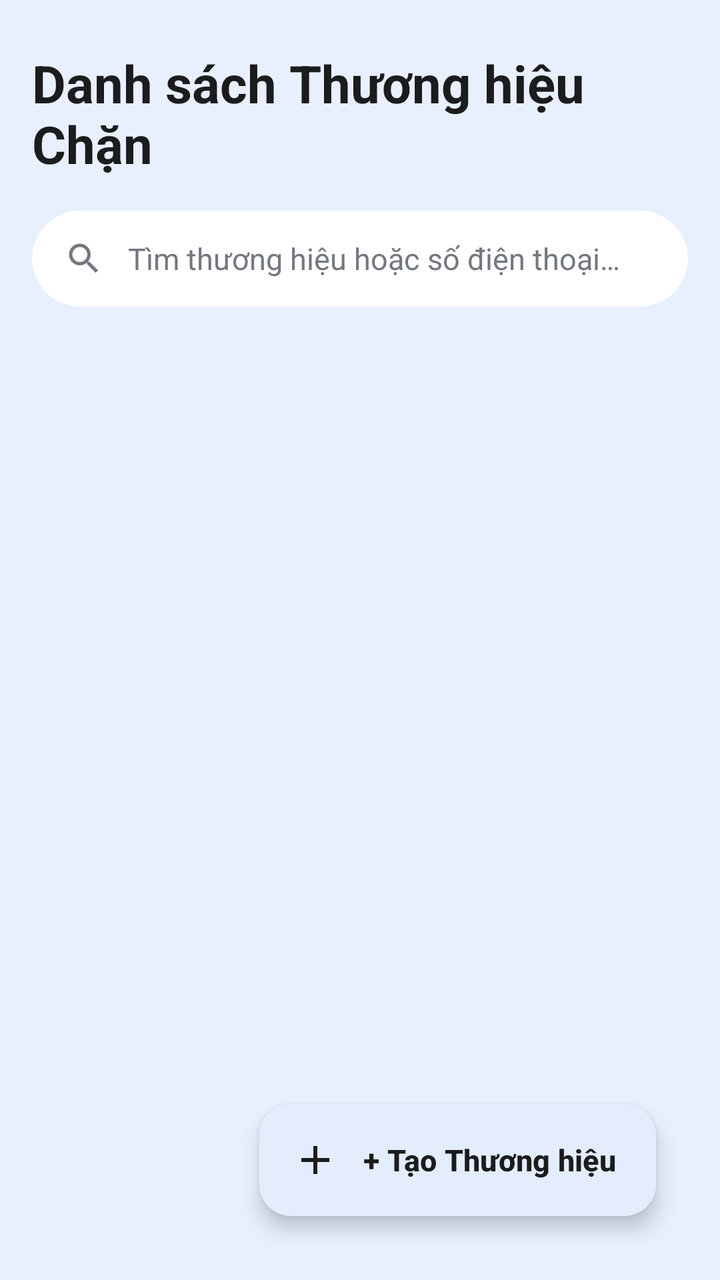
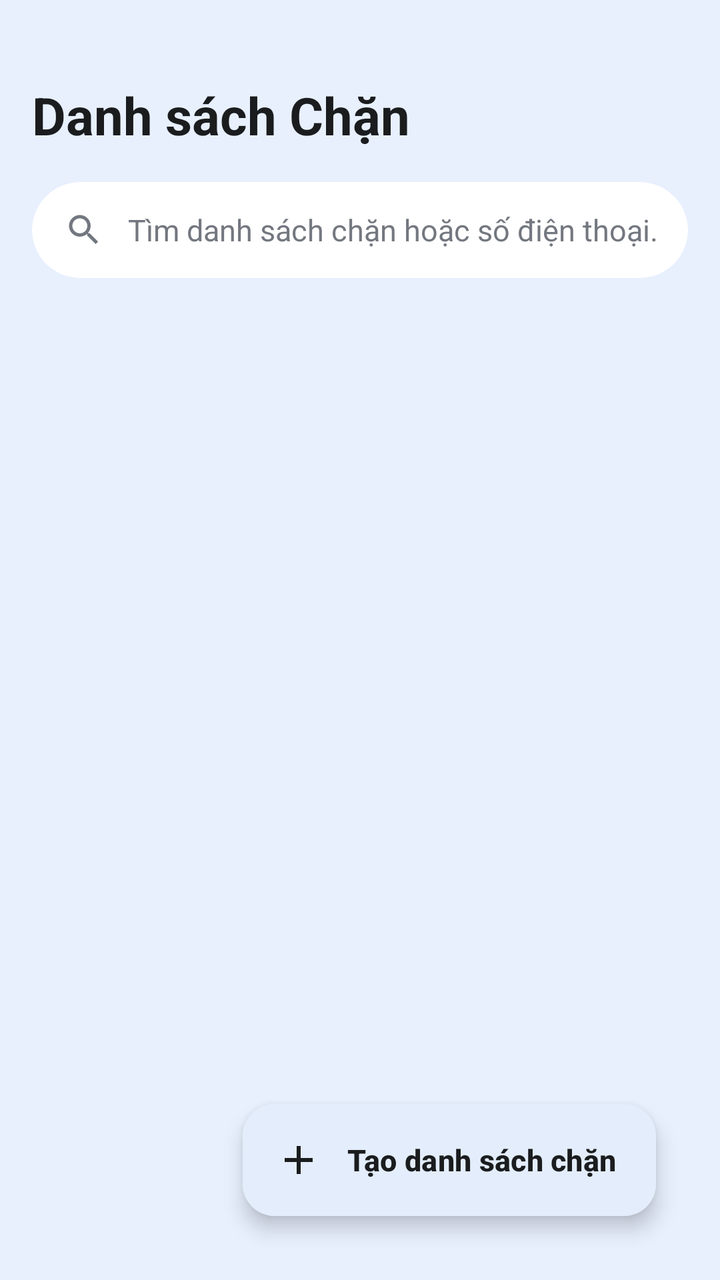

An Android layout rendered at two revisions. The XML below is the earlier revision; the diff shows what the commit changed to produce the second picture.
<!-- AndroidManifest.xml: application theme Theme.CallBlock -->
<!-- res/layout/fragment_brand_list.xml -->
<?xml version="1.0" encoding="utf-8"?>
<RelativeLayout xmlns:android="http://schemas.android.com/apk/res/android"
    xmlns:app="http://schemas.android.com/apk/res-auto"
    android:layout_width="match_parent"
    android:layout_height="match_parent"
    android:background="@color/pixel_blue_bg"
    android:padding="16dp">

    <LinearLayout
        android:layout_width="match_parent"
        android:layout_height="match_parent"
        android:orientation="vertical">

        <TextView
            android:layout_width="match_parent"
            android:layout_height="wrap_content"
            android:layout_marginTop="8dp"
            android:text="@string/brand_list_title"
            android:textColor="@color/text_primary"
            android:textSize="26sp"
            android:textStyle="bold" />

        <com.google.android.material.card.MaterialCardView
            android:layout_width="match_parent"
            android:layout_height="48dp"
            android:layout_marginTop="16dp"
            app:cardBackgroundColor="@color/pixel_card_bg"
            app:cardCornerRadius="24dp"
            app:cardElevation="0dp"
            app:strokeWidth="0dp">

            <LinearLayout
                android:layout_width="match_parent"
                android:layout_height="match_parent"
                android:gravity="center_vertical"
                android:paddingStart="16dp"
                android:paddingEnd="16dp">

                <ImageView
                    android:layout_width="20dp"
                    android:layout_height="20dp"
                    android:src="@drawable/ic_search"
                    app:tint="@color/text_muted" />

                <EditText
                    android:id="@+id/etSearchBrand"
                    android:layout_width="match_parent"
                    android:layout_height="match_parent"
                    android:layout_marginStart="12dp"
                    android:background="@null"
                    android:hint="@string/search_brand_hint"
                    android:inputType="text"
                    android:textColor="@color/text_primary"
                    android:textColorHint="@color/text_muted"
                    android:textSize="15sp" />
            </LinearLayout>
        </com.google.android.material.card.MaterialCardView>

        <androidx.recyclerview.widget.RecyclerView
            android:id="@+id/rvBrands"
            android:layout_width="match_parent"
            android:layout_height="0dp"
            android:layout_marginTop="16dp"
            android:layout_weight="1"
            android:clipToPadding="false"
            android:paddingBottom="80dp" />
    </LinearLayout>

    <com.google.android.material.floatingactionbutton.ExtendedFloatingActionButton
        android:id="@+id/fabAddBrand"
        android:layout_width="wrap_content"
        android:layout_height="wrap_content"
        android:layout_alignParentEnd="true"
        android:layout_alignParentBottom="true"
        android:layout_margin="16dp"
        android:backgroundTint="@color/pixel_card_light_blue"
        android:text="@string/btn_create_brand"
        android:textColor="@color/text_primary"
        android:textSize="15sp"
        android:textStyle="bold"
        app:cardCornerRadius="28dp"
        app:elevation="4dp"
        app:icon="@drawable/ic_add"
        app:iconTint="@color/text_primary" />

</RelativeLayout>
<!-- resources referenced by this layout -->
<resources>
  <color name="pixel_blue_bg">#E8F0FE</color>
  <color name="pixel_card_bg">#FFFFFF</color>
  <color name="pixel_card_light_blue">#E3EDFB</color>
  <color name="text_muted">#73777F</color>
  <color name="text_primary">#1A1C1E</color>
  <!-- drawable ic_add (drawable) -->
  <vector xmlns:android="http://schemas.android.com/apk/res/android"
      android:width="24dp"
      android:height="24dp"
      android:viewportWidth="24"
      android:viewportHeight="24">
      <path
          android:fillColor="#FF000000"
          android:pathData="M19,13h-6v6h-2v-6H5v-2h6V5h2v6h6v2z"/>
  </vector>
  <!-- drawable ic_search (drawable) -->
  <vector xmlns:android="http://schemas.android.com/apk/res/android"
      android:width="24dp"
      android:height="24dp"
      android:viewportWidth="24"
      android:viewportHeight="24">
      <path
          android:fillColor="#FF000000"
          android:pathData="M15.5,14h-0.79l-0.28,-0.27C15.41,12.59 16,11.11 16,9.5 16,5.91 13.09,3 9.5,3S3,5.91 3,9.5 5.91,16 9.5,16c1.61,0 3.09,-0.59 4.23,-1.57l0.27,0.28v0.79l5,4.99L20.49,19l-4.99,-5zm-6,0C7.01,14 5,11.99 5,9.5S7.01,5 9.5,5 14,7.01 14,9.5 11.99,14 9.5,14z"/>
  </vector>
  <string name="brand_list_title">Danh sách Thương hiệu Chặn</string>
  <string name="btn_create_brand">+ Tạo Thương hiệu</string>
  <string name="search_brand_hint">Tìm thương hiệu hoặc số điện thoại…</string>
  <style name="Theme.CallBlock" parent="Base.Theme.CallBlock" />
  <style name="Base.Theme.CallBlock" parent="Theme.Material3.DayNight.NoActionBar">
          
          <item name="colorPrimary">@color/primary</item>
          <item name="colorOnPrimary">@color/on_primary</item>
          <item name="colorPrimaryContainer">@color/primary_container</item>
          <item name="colorOnPrimaryContainer">@color/on_primary_container</item>
          <item name="android:statusBarColor">@color/pixel_blue_bg</item>
          <item name="android:windowLightStatusBar">true</item>
          <item name="android:windowBackground">@color/pixel_blue_bg</item>
      </style>
  <color name="primary">#2B5EA7</color>
  <color name="on_primary">#FFFFFF</color>
  <color name="primary_container">#D8E2FF</color>
  <color name="on_primary_container">#001A41</color>
</resources>

<!-- the commit's change to res/layout/fragment_brand_list.xml (unified diff, before → after) -->
@@ -14,7 +14,7 @@
         <TextView
             android:layout_width="match_parent"
             android:layout_height="wrap_content"
-            android:layout_marginTop="8dp"
+            android:layout_marginTop="24dp"
             android:text="@string/brand_list_title"
             android:textColor="@color/text_primary"
             android:textSize="26sp"
<!-- resource entries referenced after the edit -->
@@ -25,9 +25,9 @@
           android:fillColor="#FF000000"
           android:pathData="M15.5,14h-0.79l-0.28,-0.27C15.41,12.59 16,11.11 16,9.5 16,5.91 13.09,3 9.5,3S3,5.91 3,9.5 5.91,16 9.5,16c1.61,0 3.09,-0.59 4.23,-1.57l0.27,0.28v0.79l5,4.99L20.49,19l-4.99,-5zm-6,0C7.01,14 5,11.99 5,9.5S7.01,5 9.5,5 14,7.01 14,9.5 11.99,14 9.5,14z"/>
   </vector>
-  <string name="brand_list_title">Danh sách Thương hiệu Chặn</string>
-  <string name="btn_create_brand">+ Tạo Thương hiệu</string>
-  <string name="search_brand_hint">Tìm thương hiệu hoặc số điện thoại…</string>
+  <string name="brand_list_title">Danh sách Chặn</string>
+  <string name="btn_create_brand">Tạo danh sách chặn</string>
+  <string name="search_brand_hint">Tìm danh sách chặn hoặc số điện thoại…</string>
   <style name="Theme.CallBlock" parent="Base.Theme.CallBlock" />
   <style name="Base.Theme.CallBlock" parent="Theme.Material3.DayNight.NoActionBar">
           
